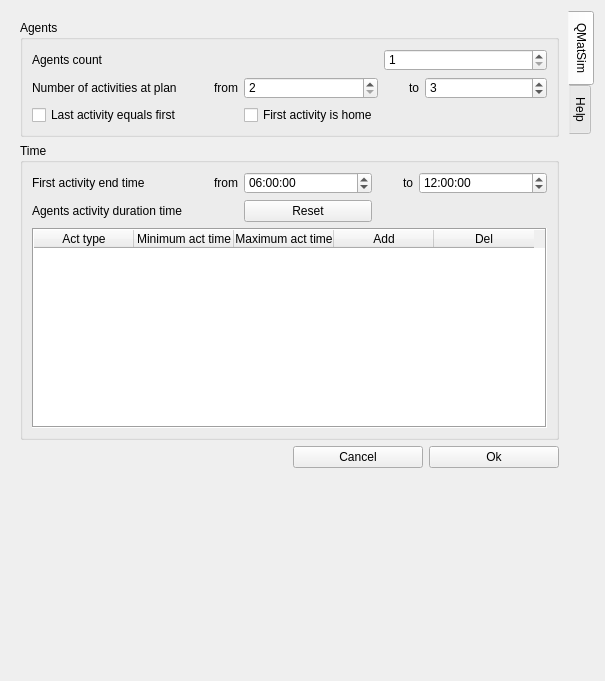
First picture: the form in q_mat_sim_dialog_base_agents.ui, repository DmitryDobr/QMATSim, before the edit.
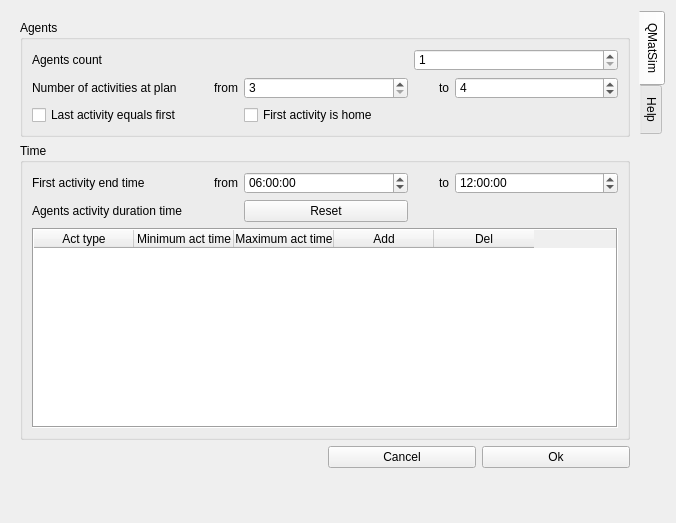
Second picture: the form after the edit. The open tabs and pages were chosen to show the change. Custom widgets are drawn as their Qt base class.

Patch:
```diff
--- a/q_mat_sim_dialog_base_agents.ui
+++ b/q_mat_sim_dialog_base_agents.ui
@@ -6,8 +6,8 @@
    <rect>
     <x>0</x>
     <y>0</y>
-    <width>605</width>
-    <height>681</height>
+    <width>676</width>
+    <height>523</height>
    </rect>
   </property>
   <property name="windowTitle">
@@ -713,7 +713,7 @@
                  </size>
                 </property>
                 <property name="minimum">
-                 <number>2</number>
+                 <number>3</number>
                 </property>
                </widget>
               </item>
@@ -745,10 +745,10 @@
                  </size>
                 </property>
                 <property name="minimum">
-                 <number>2</number>
+                 <number>3</number>
                 </property>
                 <property name="value">
-                 <number>3</number>
+                 <number>4</number>
                 </property>
                </widget>
               </item>
```
Left out of the diff: 2 changed lines with no effect on the pictures.
